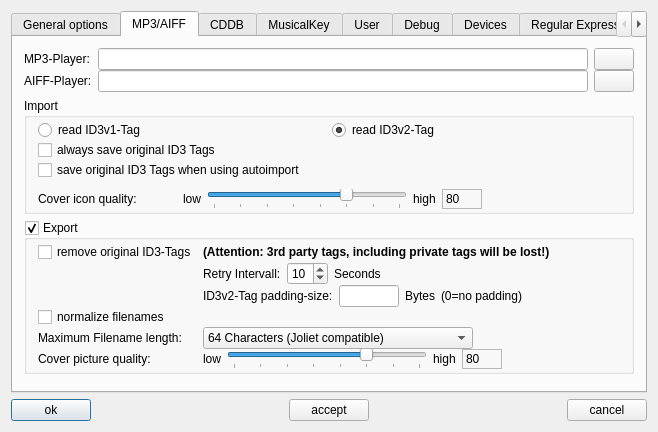
First picture: the form in gui/src/properties/properties.ui, repository pfedick/winmusik, before the edit.
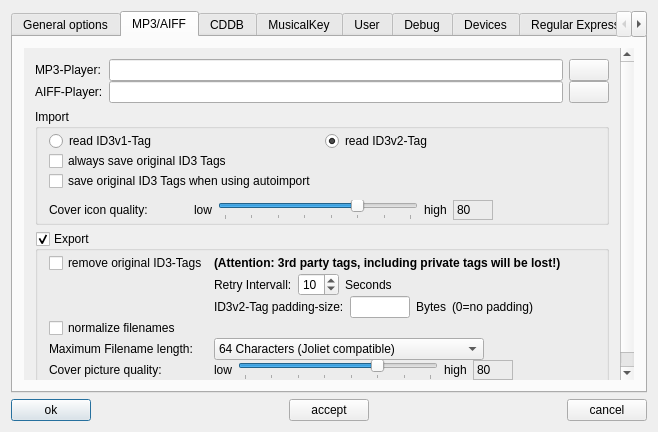
Second picture: the form after the edit. The open tabs and pages were chosen to show the change. Icons and pictures are not drawn.

Commit message: added scroll area for properties of MP3/AIFF files

```diff
--- a/gui/src/properties/properties.ui
+++ b/gui/src/properties/properties.ui
@@ -205,6 +205,36 @@
       </attribute>
       <layout class="QVBoxLayout" name="verticalLayout_7">
        <item>
+        <widget class="QScrollArea" name="scrollArea">
+         <property name="frameShape">
+          <enum>QFrame::NoFrame</enum>
+         </property>
+         <property name="frameShadow">
+          <enum>QFrame::Sunken</enum>
+         </property>
+         <property name="lineWidth">
+          <number>0</number>
+         </property>
+         <property name="midLineWidth">
+          <number>0</number>
+         </property>
+         <property name="sizeAdjustPolicy">
+          <enum>QAbstractScrollArea::AdjustIgnored</enum>
+         </property>
+         <property name="widgetResizable">
+          <bool>true</bool>
+         </property>
+         <widget class="QWidget" name="scrollAreaWidgetContents">
+          <property name="geometry">
+           <rect>
+            <x>0</x>
+            <y>-38</y>
+            <width>605</width>
+            <height>448</height>
+           </rect>
+          </property>
+          <layout class="QVBoxLayout" name="verticalLayout_10">
+           <item>
         <layout class="QGridLayout" name="gridLayout_5">
          <property name="horizontalSpacing">
           <number>6</number>
@@ -749,18 +779,9 @@
          </layout>
         </widget>
        </item>
-       <item>
-        <spacer name="verticalSpacer_2">
-         <property name="orientation">
-          <enum>Qt::Vertical</enum>
-         </property>
-         <property name="sizeHint" stdset="0">
-          <size>
-           <width>20</width>
-           <height>40</height>
-          </size>
-         </property>
-        </spacer>
+          </layout>
+         </widget>
+        </widget>
        </item>
       </layout>
      </widget>
```
Lines whose indentation alone changed are shown as unchanged.
